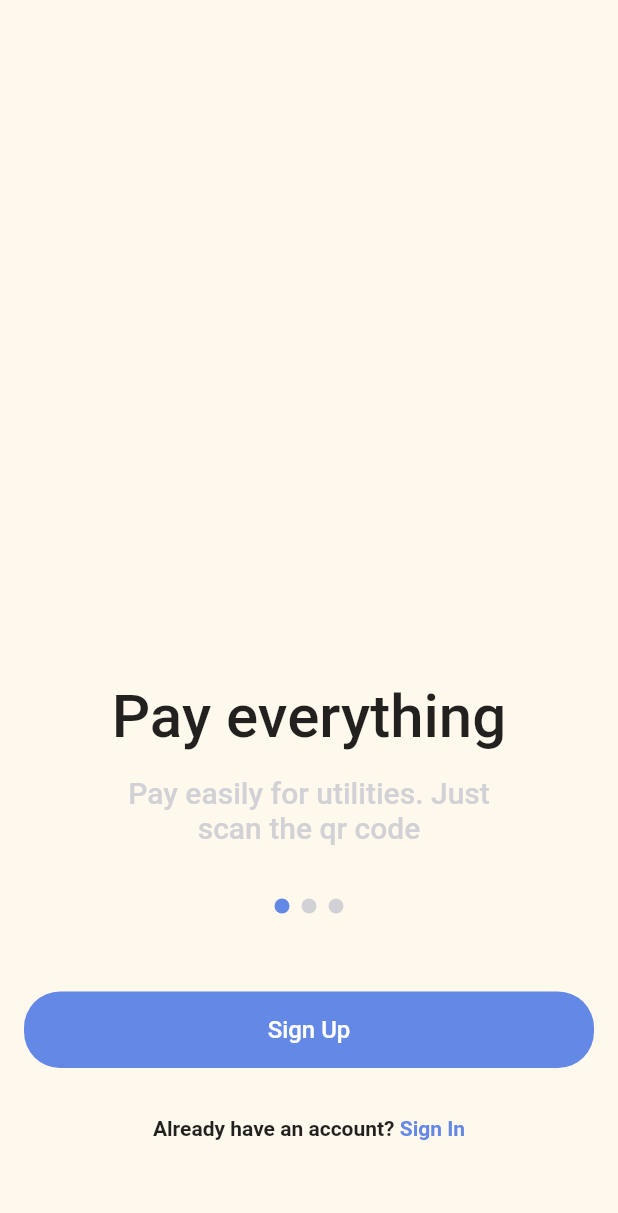
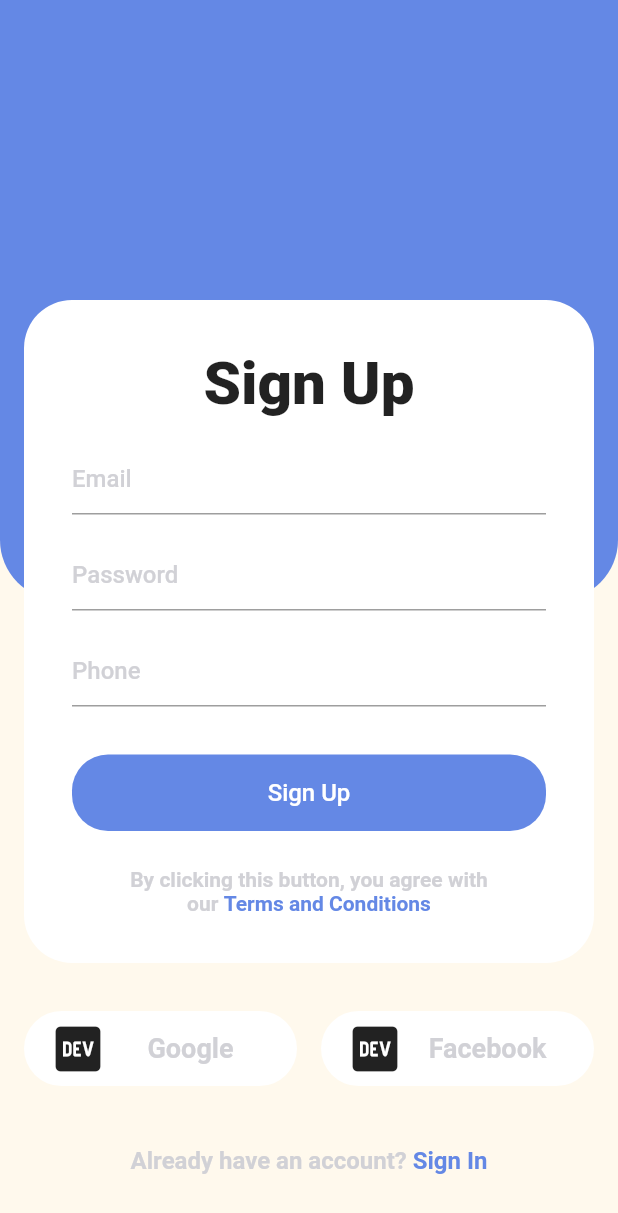
Before and after one commit to lusanmaulana/flutter-ui-test, a Flutter app: the MCLandingScreen screen opened directly, after a tap on "Sign Up", on a phone screen of 412 x 824 dp. Shown: the top 1213 px of the screen. Run offline on Flutter 3.47's test engine with Material 2 defaults, Android fonts, the phone set to English and light mode, and no system bars.

Commit message:
Add sign up screen

```diff
--- a/lib/apps/mobi_cash/screens/mc_landing.s.dart
+++ b/lib/apps/mobi_cash/screens/mc_landing.s.dart
@@ -1,4 +1,5 @@
 import 'package:flutter/material.dart';
+import 'package:flutter_ui_test/apps/mobi_cash/screens/mc_sign_up.s.dart';
 import 'package:flutter_ui_test/cores/const_helper.dart';
 
 class MCLandingScreen extends StatefulWidget {
@@ -21,6 +22,12 @@ class _MCLandingScreenState extends State<MCLandingScreen> with SingleTickerProv
 
   void _onPageChanged(int index) {
     _tabController.animateTo(index);
+  }
+
+  void _goToSignUpScreen() {
+    Navigator.of(context).push(MaterialPageRoute(
+      builder: (context) => const SignUpScreen(),
+    ));
   }
 
   @override
@@ -55,7 +62,7 @@ class _MCLandingScreenState extends State<MCLandingScreen> with SingleTickerProv
               crossAxisAlignment: CrossAxisAlignment.stretch,
               children: [
                 TextButton(
-                  onPressed: () {},
+                  onPressed: _goToSignUpScreen,
                   style: TextButton.styleFrom(
                     primary: Colors.white,
                     backgroundColor: MCColors.blue,
--- /dev/null
+++ b/lib/apps/mobi_cash/screens/mc_sign_up.s.dart
@@ -0,0 +1,215 @@
+import 'package:flutter/material.dart';
+import 'package:flutter_ui_test/cores/const_helper.dart';
+
+class SignUpScreen extends StatefulWidget {
+  const SignUpScreen({super.key});
+
+  @override
+  State<SignUpScreen> createState() => _SignUpScreenState();
+}
+
+class _SignUpScreenState extends State<SignUpScreen> {
+  @override
+  Widget build(BuildContext context) {
+    return Scaffold(
+      backgroundColor: MCColors.background,
+      body: Stack(
+        children: [
+          Container(
+            height: 400,
+            decoration: const BoxDecoration(
+              color: MCColors.blue,
+              borderRadius: BorderRadius.only(
+                bottomLeft: Radius.circular(40),
+                bottomRight: Radius.circular(40),
+              ),
+            ),
+          ),
+          _buildSignUpForm(),
+        ],
+      ),
+    );
+  }
+
+  Widget _buildSignUpForm() {
+    return Padding(
+      padding: const EdgeInsets.all(16).copyWith(top: 200),
+      child: Column(
+        crossAxisAlignment: CrossAxisAlignment.stretch,
+        children: [
+          Container(
+            padding: const EdgeInsets.all(32),
+            decoration: BoxDecoration(
+              color: Colors.white,
+              borderRadius: BorderRadius.circular(32),
+            ),
+            child: Column(
+              crossAxisAlignment: CrossAxisAlignment.stretch,
+              children: [
+                const Text(
+                  Strings.signUp,
+                  textAlign: TextAlign.center,
+                  style: TextStyle(
+                    fontSize: 40,
+                    fontWeight: FontWeight.w800,
+                  ),
+                ),
+                const SizedBox(height: 16),
+                const TextField(
+                  style: TextStyle(fontWeight: FontWeight.w500),
+                  decoration: InputDecoration(
+                    hintText: "Email",
+                    hintStyle: TextStyle(color: MCColors.grey),
+                  ),
+                ),
+                const SizedBox(height: 16),
+                const TextField(
+                  style: TextStyle(fontWeight: FontWeight.w500),
+                  decoration: InputDecoration(
+                    hintText: "Password",
+                    hintStyle: TextStyle(color: MCColors.grey),
+                  ),
+                ),
+                const SizedBox(height: 16),
+                const TextField(
+                  style: TextStyle(fontWeight: FontWeight.w500),
+                  decoration: InputDecoration(
+                    hintText: "Phone",
+                    hintStyle: TextStyle(color: MCColors.grey),
+                  ),
+                ),
+                const SizedBox(height: 32),
+                TextButton(
+                  onPressed: () {},
+                  style: TextButton.styleFrom(
+                    primary: Colors.white,
+                    backgroundColor: MCColors.blue,
+                    padding: const EdgeInsets.symmetric(vertical: 16),
+                    shape: RoundedRectangleBorder(
+                      borderRadius: BorderRadius.circular(24),
+                    ),
+                  ),
+                  child: const Text(
+                    Strings.signUp,
+                    style: TextStyle(
+                      fontSize: 16,
+                    ),
+                  ),
+                ),
+                const SizedBox(height: 24),
+                const Text.rich(
+                  TextSpan(
+                    text: "By clicking this button, you agree with\nour ",
+                    children: [
+                      TextSpan(
+                        text: "Terms and Conditions",
+                        style: TextStyle(color: MCColors.blue),
+                      ),
+                    ],
+                  ),
+                  textAlign: TextAlign.center,
+                  style: TextStyle(
+                    color: MCColors.grey,
+                    fontWeight: FontWeight.w600,
+                  ),
+                ),
+              ],
+            ),
+          ),
+          const SizedBox(height: 32),
+          Row(
+            children: [
+              Expanded(
+                child: MaterialButton(
+                  onPressed: () {},
+                  color: Colors.white,
+                  elevation: 0,
+                  padding: const EdgeInsets.symmetric(
+                    vertical: 5,
+                    horizontal: 16,
+                  ),
+                  shape: RoundedRectangleBorder(
+                    borderRadius: BorderRadius.circular(32),
+                  ),
+                  child: Row(
+                    crossAxisAlignment: CrossAxisAlignment.center,
+                    children: const [
+                      Icon(
+                        Icons.logo_dev,
+                        size: 40,
+                      ),
+                      Expanded(
+                        child: Text(
+                          "Google",
+                          textAlign: TextAlign.center,
+                          style: TextStyle(
+                            color: MCColors.grey,
+                            fontSize: 18,
+                            fontWeight: FontWeight.bold,
+                          ),
+                        ),
+                      ),
+                    ],
+                  ),
+                ),
+              ),
+              const SizedBox(width: 16),
+              Expanded(
+                child: MaterialButton(
+                  onPressed: () {},
+                  color: Colors.white,
+                  elevation: 0,
+                  padding: const EdgeInsets.symmetric(
+                    vertical: 5,
+                    horizontal: 16,
+                  ),
+                  shape: RoundedRectangleBorder(
+                    borderRadius: BorderRadius.circular(32),
+                  ),
+                  child: Row(
+                    crossAxisAlignment: CrossAxisAlignment.center,
+                    children: const [
+                      Icon(
+                        Icons.logo_dev,
+                        size: 40,
+                      ),
+                      Expanded(
+                        child: Text(
+                          "Facebook",
+                          textAlign: TextAlign.center,
+                          style: TextStyle(
+                            color: MCColors.grey,
+                            fontSize: 18,
+                            fontWeight: FontWeight.bold,
+                          ),
+                        ),
+                      ),
+                    ],
+                  ),
+                ),
+              ),
+            ],
+          ),
+          const SizedBox(height: 40),
+          const Text.rich(
+            TextSpan(
+              text: "Already have an account? ",
+              children: [
+                TextSpan(
+                  text: Strings.signIn,
+                  style: TextStyle(color: MCColors.blue),
+                ),
+              ],
+            ),
+            textAlign: TextAlign.center,
+            style: TextStyle(
+              fontSize: 16,
+              color: MCColors.grey,
+              fontWeight: FontWeight.w600,
+            ),
+          ),
+        ],
+      ),
+    );
+  }
+}
```
